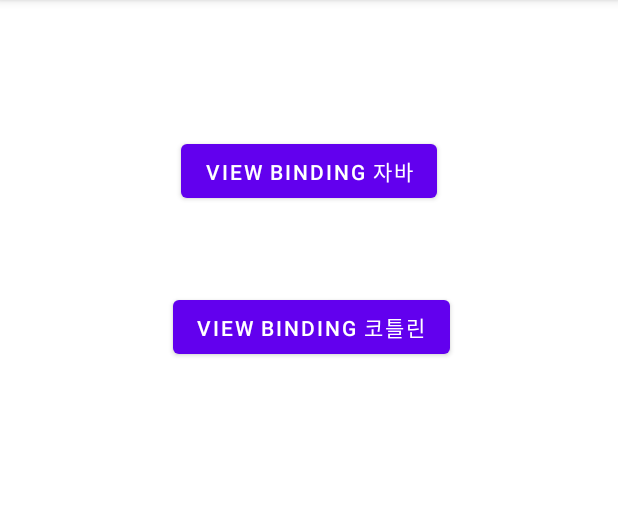
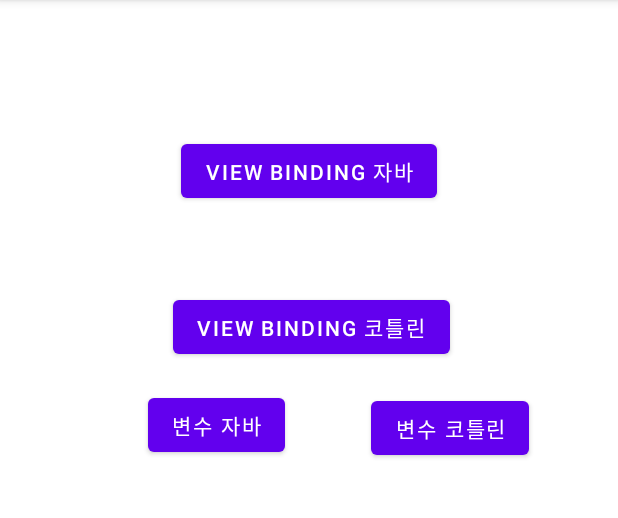
Before and after one commit to xcxcxz/android, an Android app: the screen it shows after launch (MainActivity), on a phone screen of 412 x 824 dp, the part 84-602 px from its top. Run offline under Robolectric (Android 15) with nearby library versions, the phone set to English and light mode, and no system bars.

Commit message:
second class

```diff
--- a/KotlinSample2/app/src/main/java/com/example/kotlinsample/MainActivity.kt
+++ b/KotlinSample2/app/src/main/java/com/example/kotlinsample/MainActivity.kt
@@ -18,5 +18,13 @@ class MainActivity : AppCompatActivity() {
             startActivity(Intent(this@MainActivity, BmiKotlinActivity::class.java))
         }
 
+        button3.setOnClickListener {
+            startActivity(Intent(this@MainActivity, VariableJavaActivity::class.java))
+        }
+
+        button4.setOnClickListener {
+            startActivity(Intent(this@MainActivity, VariableKotlinActivity::class.java))
+        }
+
     }
 }
--- a/KotlinSample2/app/src/main/res/layout/activity_main.xml
+++ b/KotlinSample2/app/src/main/res/layout/activity_main.xml
@@ -26,4 +26,25 @@
         android:text="View Binding 코틀린"
         app:layout_constraintEnd_toEndOf="parent"
         app:layout_constraintTop_toBottomOf="@+id/button1" />
+
+    <Button
+        android:id="@+id/button3"
+        android:layout_width="wrap_content"
+        android:layout_height="wrap_content"
+        android:layout_marginTop="17dp"
+        android:layout_marginEnd="110dp"
+        android:layout_marginRight="110dp"
+        android:text="변수 자바"
+        app:layout_constraintEnd_toEndOf="@+id/button2"
+        app:layout_constraintTop_toBottomOf="@+id/button2" />
+
+    <Button
+        android:id="@+id/button4"
+        android:layout_width="wrap_content"
+        android:layout_height="wrap_content"
+        android:layout_marginTop="19dp"
+        android:text="변수 코틀린"
+        app:layout_constraintEnd_toEndOf="@+id/button2"
+        app:layout_constraintStart_toEndOf="@+id/button2"
+        app:layout_constraintTop_toBottomOf="@+id/button2" />
 </androidx.constraintlayout.widget.ConstraintLayout>
```
Also changed, not shown: KotlinSample2/app/src/main/AndroidManifest.xml (+12 -2 lines), KotlinSample2/app/src/main/java/com/example/kotlinsample/VariableJavaActivity.java (added, +49 -0 lines), KotlinSample2/app/src/main/java/com/example/kotlinsample/VariableKotlinActivity.kt (added, +36 -0 lines), KotlinSample2/app/src/main/res/layout/layout_variable.xml (added, +40 -0 lines).
